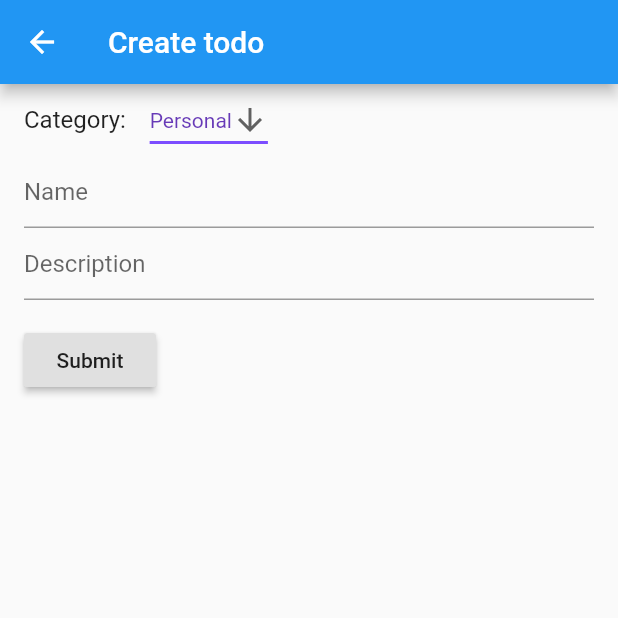
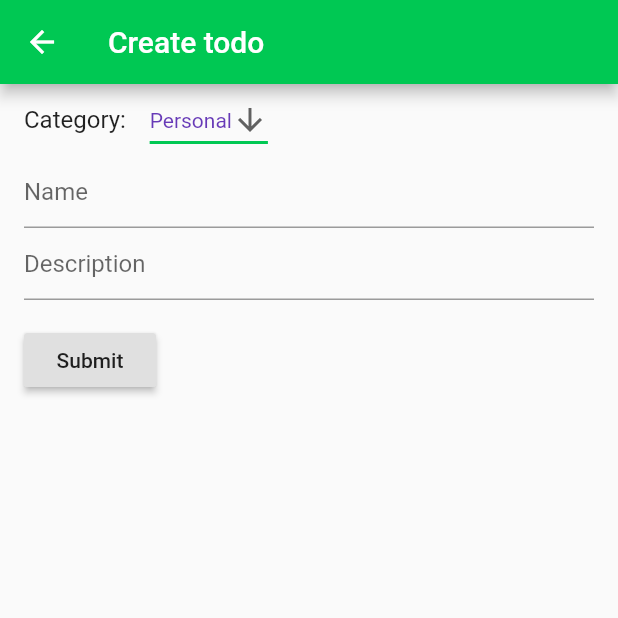
Before and after one commit to natanportilho/task-manager, a Flutter app: the screen it shows after launch, after a tap on the "add" icon, on a phone screen of 412 x 824 dp, the top half of it. Run offline on Flutter 3.47's test engine with Material 2 defaults, Android fonts, the phone set to English and light mode, and no system bars; our stand-ins replace google_fonts; network calls fail.

Commit message:
Adding colors to all pages

```diff
--- a/lib/pages/create_todo_page.dart
+++ b/lib/pages/create_todo_page.dart
@@ -23,6 +23,7 @@ class _CreateTodoPageState extends State<CreateTodoPage> {
     return SafeArea(
       child: Scaffold(
         appBar: AppBar(
+          backgroundColor: Colors.greenAccent[700],
           title: Text('Create todo'),
         ),
         body: Material(
--- a/lib/pages/home_page.dart
+++ b/lib/pages/home_page.dart
@@ -47,6 +47,7 @@ class _MyHomePageState extends State<MyHomePage> {
 
   FloatingActionButton _createTodoButton(BuildContext context) {
     return FloatingActionButton(
+      backgroundColor: Colors.greenAccent[700],
       onPressed: () => {_goToCreateTodoPage(context)},
       tooltip: 'Create Todo',
       child: Icon(Icons.add),
--- a/lib/pages/todo_page.dart
+++ b/lib/pages/todo_page.dart
@@ -22,6 +22,7 @@ class _TodoPageState extends State<TodoPage> {
     final TodoProvider todoProvider = Provider.of<TodoProvider>(context);
     return Scaffold(
       appBar: AppBar(
+        backgroundColor: Colors.greenAccent[700],
         title: Text(todo.name),
       ),
       body: Column(
--- a/lib/widgets/category_dropdown.dart
+++ b/lib/widgets/category_dropdown.dart
@@ -33,7 +33,7 @@ class _CategoryDropdownState extends State<CategoryDropdown> {
         style: TextStyle(color: Colors.deepPurple),
         underline: Container(
           height: 2,
-          color: Colors.deepPurpleAccent,
+          color: Colors.greenAccent[700],
         ),
         onChanged: (String newValue) {
           categoryDropdownProvider.updateCategory(newValue);
```
